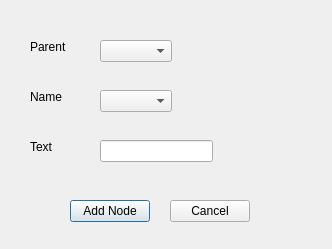
First picture: the form in dialogaddnode.ui, repository lomsansnom/IHM_OFELI, before the edit.
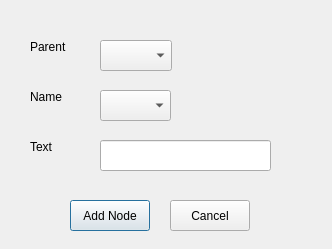
Second picture: the form after the edit.

Diff of the .ui file:
```diff
--- a/dialogaddnode.ui
+++ b/dialogaddnode.ui
@@ -32,7 +32,7 @@
      <x>100</x>
      <y>40</y>
      <width>72</width>
-     <height>22</height>
+     <height>31</height>
     </rect>
    </property>
   </widget>
@@ -54,9 +54,15 @@
     <rect>
      <x>100</x>
      <y>90</y>
+     <width>71</width>
+     <height>31</height>
+    </rect>
+   </property>
+   <property name="maximumSize">
+    <size>
      <width>72</width>
-     <height>22</height>
-    </rect>
+     <height>80</height>
+    </size>
    </property>
   </widget>
   <widget class="QPushButton" name="btnAddNode">
@@ -65,7 +71,7 @@
      <x>70</x>
      <y>200</y>
      <width>80</width>
-     <height>22</height>
+     <height>31</height>
     </rect>
    </property>
    <property name="text">
@@ -78,7 +84,7 @@
      <x>170</x>
      <y>200</y>
      <width>80</width>
-     <height>22</height>
+     <height>31</height>
     </rect>
    </property>
    <property name="text">
@@ -103,8 +109,8 @@
     <rect>
      <x>100</x>
      <y>140</y>
-     <width>113</width>
-     <height>22</height>
+     <width>171</width>
+     <height>31</height>
     </rect>
    </property>
   </widget>
```
